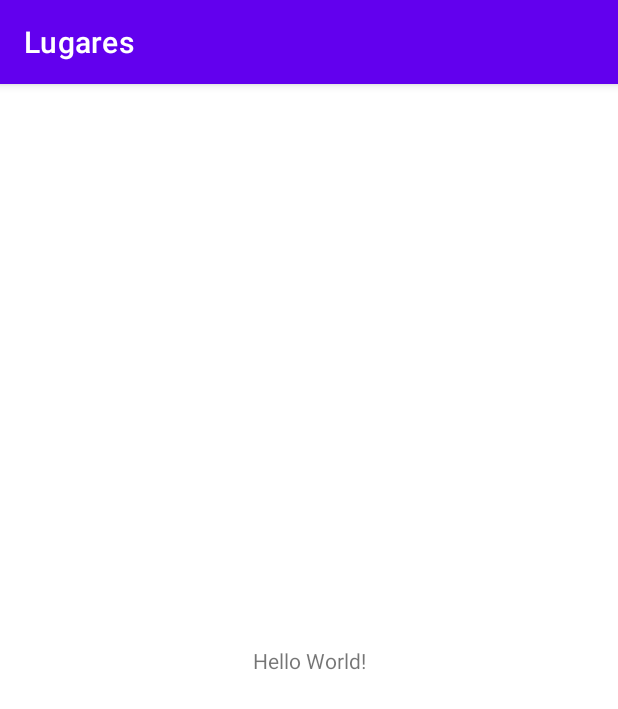
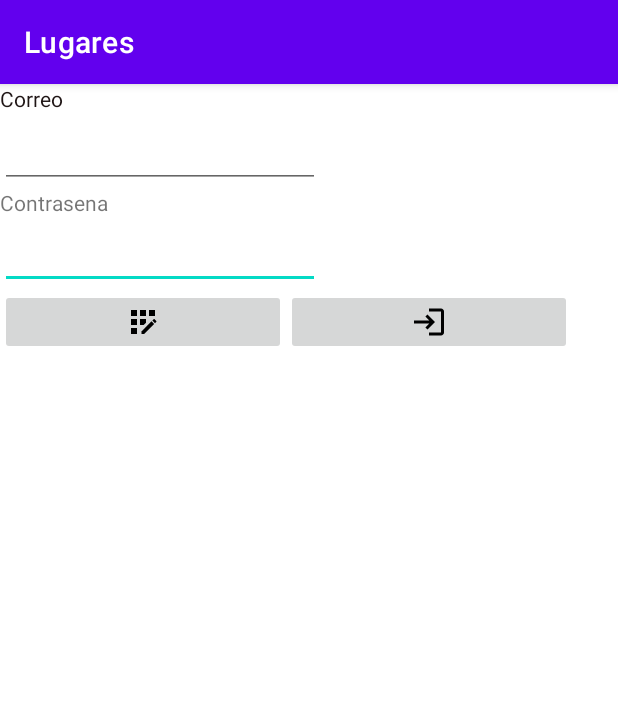
Before and after one commit to JorgeGranadosC/Lugares, an Android app: the screen it shows after launch (MainActivity), on a phone screen of 412 x 824 dp. Shown: the top 709 px of the screen. Run offline under Robolectric (Android 15) with nearby library versions, the phone set to English and light mode, and no system bars.

Commit message:
Commit 2

```diff
--- a/app/src/main/res/layout/activity_main.xml
+++ b/app/src/main/res/layout/activity_main.xml
@@ -7,12 +7,61 @@
     tools:context=".MainActivity">
 
     <TextView
+        android:id="@+id/et_email"
+        android:layout_width="146dp"
+        android:layout_height="24dp"
+        android:background="#00FAFAFB"
+        android:text="Correo"
+        android:textColor="#1F1515"
+        tools:layout_editor_absoluteX="80dp"
+        tools:layout_editor_absoluteY="34dp" />
+
+    <TextView
+        android:id="@+id/et_Clave"
+        android:layout_width="143dp"
+        android:layout_height="22dp"
+        android:text="Contrasena"
+        app:layout_constraintTop_toBottomOf="@+id/et_emailinput"
+        tools:layout_editor_absoluteX="80dp" />
+
+    <EditText
+        android:id="@+id/et_claveInput"
         android:layout_width="wrap_content"
         android:layout_height="wrap_content"
-        android:text="Hello World!"
-        app:layout_constraintBottom_toBottomOf="parent"
-        app:layout_constraintEnd_toEndOf="parent"
-        app:layout_constraintStart_toStartOf="parent"
-        app:layout_constraintTop_toTopOf="parent" />
+        android:ems="10"
+        android:inputType="textPassword"
+        app:layout_constraintTop_toBottomOf="@+id/et_Clave"
+        tools:layout_editor_absoluteX="80dp" />
+
+    <EditText
+        android:id="@+id/et_emailinput"
+        android:layout_width="wrap_content"
+        android:layout_height="wrap_content"
+        android:ems="10"
+        android:inputType="textEmailAddress"
+        app:layout_constraintTop_toBottomOf="@+id/et_email"
+        tools:layout_editor_absoluteX="81dp" />
+
+    <LinearLayout
+        android:layout_width="381dp"
+        android:layout_height="193dp"
+        android:orientation="horizontal"
+        app:layout_constraintTop_toBottomOf="@+id/et_claveInput"
+        tools:layout_editor_absoluteX="16dp">
+
+        <ImageButton
+            android:id="@+id/btn_register"
+            android:layout_width="wrap_content"
+            android:layout_height="wrap_content"
+            android:layout_weight="1"
+            app:srcCompat="@drawable/ic_registration" />
+
+        <ImageButton
+            android:id="@+id/btn_login"
+            android:layout_width="wrap_content"
+            android:layout_height="wrap_content"
+            android:layout_weight="1"
+            app:srcCompat="@drawable/ic_login" />
+    </LinearLayout>
 
 </androidx.constraintlayout.widget.ConstraintLayout>
```
